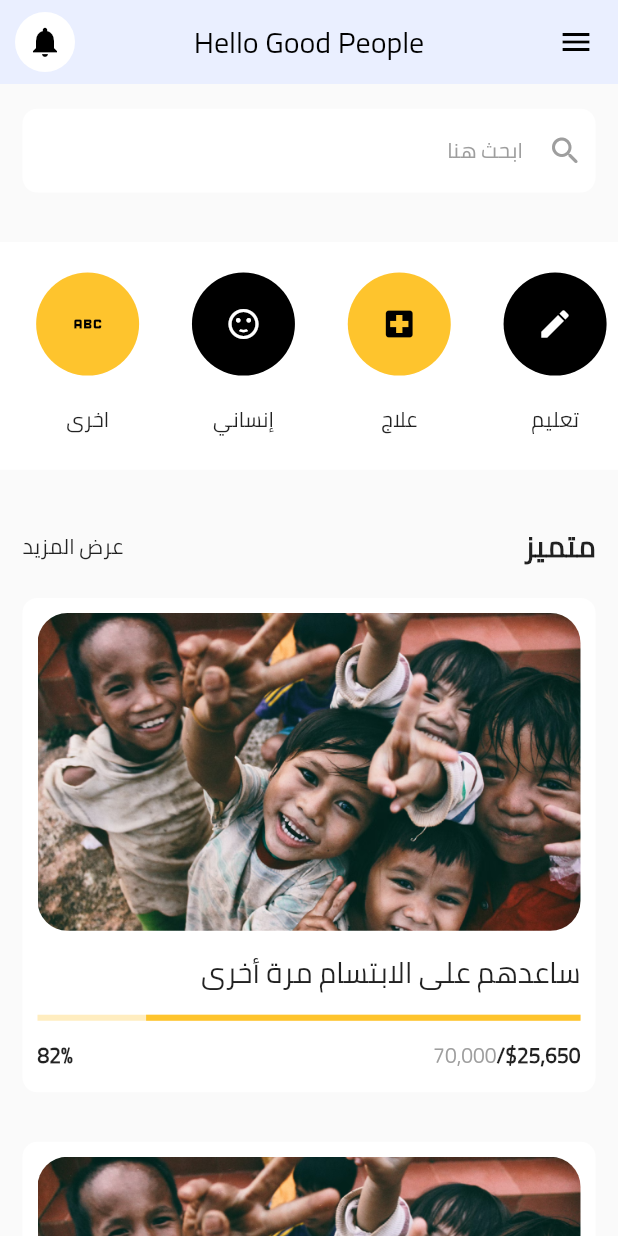
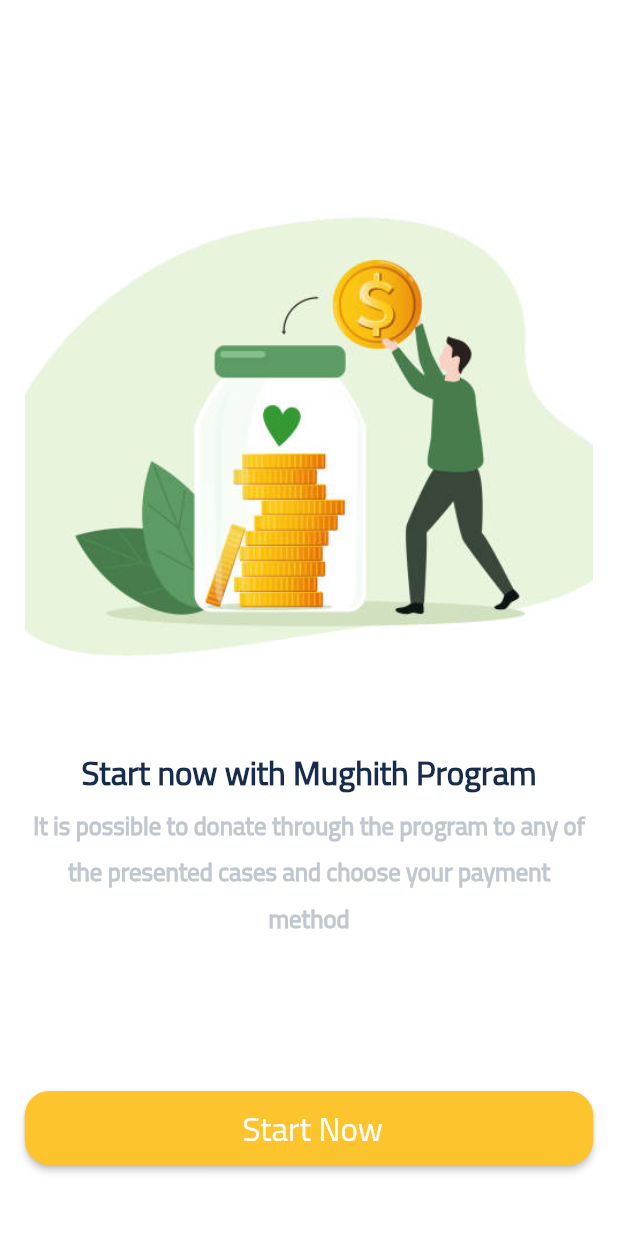
Before and after one commit to abdelrahmanyasser65/Mughith-, a Flutter app: the screen it shows after launch, after a tap on "التالي", on a phone screen of 412 x 824 dp. Run offline on Flutter 3.47's test engine with Material 2 defaults, Android fonts, the phone set to English and light mode, and no system bars; our stand-ins replace get, hexcolor, shared_preferences, sizer.

Commit message:
onBoarding

```diff
--- a/lib/app/controllers/select_language.dart
+++ b/lib/app/controllers/select_language.dart
@@ -3,8 +3,10 @@
 import 'package:mughith/app/utils/language_options.dart';
 import 'package:mughith/app/utils/shared_keys.dart';
 import 'package:mughith/app/utils/sharedpreferences.dart';
+import 'package:mughith/persentation/screens/auth/login_screen.dart';
 // import 'package:mughith/persentation/screens/auth/login_screen.dart';
 import 'package:mughith/persentation/screens/home.dart';
+import 'package:mughith/persentation/screens/onBoarding/onboarding.dart';
 
 class SelectLanguageController extends GetxController {
   setLanguage(LanguageOptions language) async {
@@ -17,7 +19,7 @@
         Get.updateLocale(const Locale('ar', 'EG'));
       }
 
-      Get.to( HomeScreen());
+      Get.to( OnBoardingScreen());
     } catch (e) {
       print(e.toString());
     }
--- /dev/null
+++ b/lib/data/models/on_boarding_models.dart
@@ -0,0 +1,27 @@
+import 'package:mughith/persentation/resources/image_manager.dart';
+
+class BoardingModel {
+  String title,description,image;
+
+  BoardingModel({required this.title, required this.description, required this.image});
+}
+List<BoardingModel> boardingList = [
+  BoardingModel(
+    image: ImageAssets.onBoarding1,
+    title: 'Start now with Mughith Program ',
+    description:
+    'It is possible to donate through the program to any of the presented cases and choose your payment method',
+  ),
+  BoardingModel(
+    image: ImageAssets.onBoarding2,
+    title: 'Start now with Mughith Program ',
+    description:
+    'It is possible to donate through the program to any of the presented cases and choose your payment method',
+  ),
+  BoardingModel(
+    image: ImageAssets.onBoarding3,
+    title: 'Start now with Mughith Program ',
+    description:
+    'It is possible to donate through the program to any of the presented cases and choose your payment method',
+  ),
+];
--- a/lib/persentation/resources/image_manager.dart
+++ b/lib/persentation/resources/image_manager.dart
@@ -1,10 +1,13 @@
-const String imagePath = "assets/images/";
+const String imagePath = "assets/images";
 
 class ImageAssets {
   static const eg = 'assets/icons/egypt.png';
   static const uk = 'assets/icons/uk.png';
   static const language = 'assets/icons/language.png';
   static const user = 'assets/icons/user.png';
-  static const man = 'assets/images/man.jpg';
-  static const image = 'assets/images/image.png';
+  static const man = '$imagePath/man.jpg';
+  static const image = '$imagePath/image.png';
+  static const onBoarding1="$imagePath/onB1.jpg";
+  static const onBoarding2="$imagePath/onB2.jpg";
+  static const onBoarding3="$imagePath/onB3.jpg";
 }
--- /dev/null
+++ b/lib/persentation/screens/onBoarding/onboarding.dart
@@ -0,0 +1,77 @@
+import 'package:flutter/material.dart';
+import 'package:mughith/data/models/on_boarding_models.dart';
+import 'package:mughith/persentation/resources/color_manager.dart';
+import 'package:mughith/persentation/resources/fonts.dart';
+import 'package:mughith/persentation/resources/values_manager.dart';
+import 'package:mughith/persentation/screens/auth/login_screen.dart';
+import 'package:mughith/persentation/widget/auth/default_button.dart';
+import 'package:mughith/persentation/widget/default_text.dart';
+import 'package:mughith/persentation/widget/navigator.dart';
+import 'package:sizer/sizer.dart';
+class OnBoardingScreen extends StatelessWidget {
+    OnBoardingScreen({Key? key}) : super(key: key);
+
+final PageController controller=PageController(initialPage: 0);
+
+  @override
+  Widget build(BuildContext context) {
+    return Scaffold(
+      body: PageView.builder(
+        physics:const BouncingScrollPhysics(),
+        controller: controller,
+        itemCount: boardingList.length,
+        onPageChanged: (val){
+
+        },
+        itemBuilder: (context,int index){
+        return  Container(
+          height: double.infinity,
+          width: double.infinity,
+          color: ColorManager.white,
+          padding: EdgeInsets.only(
+            top: HeightSized.h16,
+            left: WidthSized.w4,
+            right: WidthSized.w4,
+          ),
+          child: Column(
+              children: [
+                Image.asset(boardingList[index].image,
+                  height: 40.h,
+                  fit: BoxFit.cover,
+                ),
+                SizedBox(height: HeightSized.h4,),
+                DefaultText(
+                    text: boardingList[index].title,
+                    fontSize: FontSized.s16,
+                    fontWeight: FontWeightManager.semiBold,
+                  color: ColorManager.textColor2,
+                  textAlign: TextAlign.center,
+
+                ),
+                DefaultText(
+                  text: boardingList[index].description,
+                  fontSize: FontSized.s12,
+                  fontWeight: FontWeightManager.semiBold,
+                  color: ColorManager.textColor1,
+                  textAlign: TextAlign.center,
+
+                ),
+                SizedBox(
+                  height: HeightSized.h12,
+                ),
+                DefaultButton(
+                  onPressed: () {
+                    Navigators.navigateAndFinish(context,
+                        LoginScreen());
+                  },
+                  text: 'Start Now ',
+
+                ),
+              ],
+            ),
+        );
+        },
+      ),
+    );
+  }
+}
--- a/lib/persentation/widget/default_text.dart
+++ b/lib/persentation/widget/default_text.dart
@@ -1,17 +1,21 @@
 import 'package:flutter/material.dart';
 class DefaultText extends StatelessWidget {
-  const DefaultText({Key? key, required this.text, required this.color, required this.fontSize, required this.fontWeight}) : super(key: key);
+  const DefaultText({Key? key, required this.text,
+    required this.color, required this.fontSize,
+    required this.fontWeight,  this.textAlign}) : super(key: key);
 final String text;
 final Color color;
 final double fontSize;
-final FontWeight fontWeight;
+final TextAlign ?textAlign;
+final FontWeight? fontWeight;
   @override
   Widget build(BuildContext context) {
     return Text(
-      text,
+      text,textAlign: textAlign,
       style: TextStyle(
         fontWeight: fontWeight,
           fontSize: fontSize,
+
         color: color,
       ),
     );
```
Also changed, not shown: assets/images/onB1.jpg (added), assets/images/onB2.jpg (added), assets/images/onB3.jpg (added).
